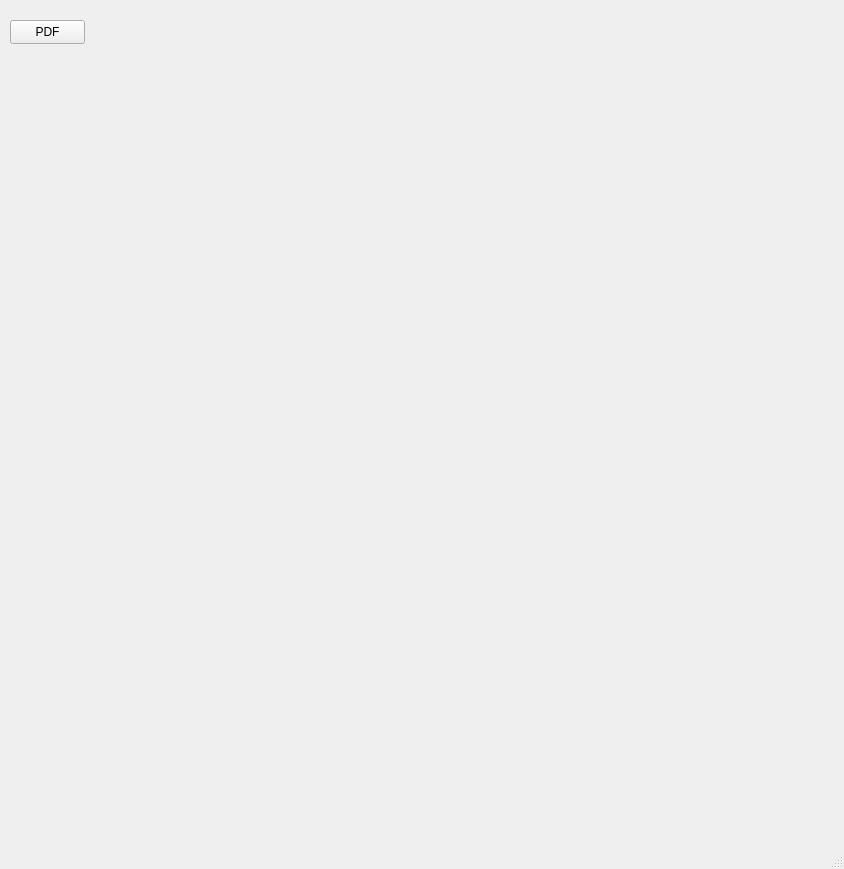
Old version of the form src/ui/kpi.ui in the repository Aleks512/Global-Sales-Dashboard.
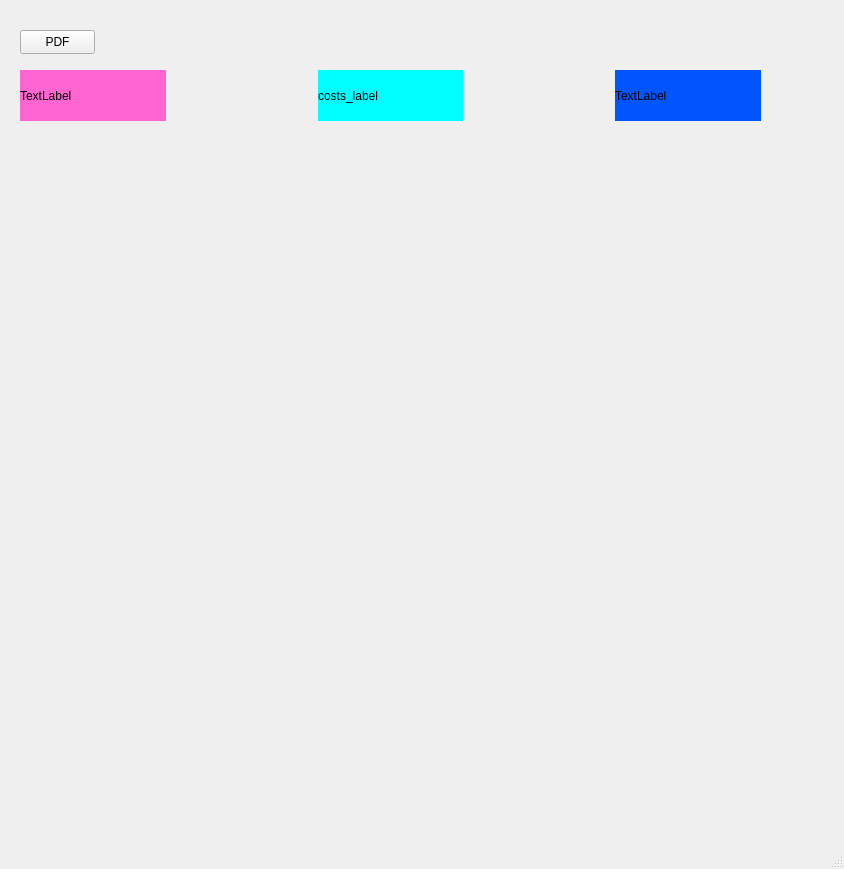
New version of the form.

```diff
--- a/src/ui/kpi.ui
+++ b/src/ui/kpi.ui
@@ -17,8 +17,8 @@
    <widget class="QPushButton" name="pushButton">
     <property name="geometry">
      <rect>
-      <x>10</x>
-      <y>20</y>
+      <x>20</x>
+      <y>30</y>
       <width>75</width>
       <height>24</height>
      </rect>
@@ -27,6 +27,118 @@
      <string>PDF</string>
     </property>
    </widget>
+   <widget class="QWidget" name="layoutWidget">
+    <property name="geometry">
+     <rect>
+      <x>20</x>
+      <y>70</y>
+      <width>741</width>
+      <height>51</height>
+     </rect>
+    </property>
+    <layout class="QHBoxLayout" name="horizontalLayout">
+     <item>
+      <widget class="QLabel" name="label">
+       <property name="sizePolicy">
+        <sizepolicy hsizetype="Expanding" vsizetype="Expanding">
+         <horstretch>0</horstretch>
+         <verstretch>0</verstretch>
+        </sizepolicy>
+       </property>
+       <property name="styleSheet">
+        <string notr="true">background-color: rgb(255, 101, 209);
+font: 700 12pt &quot;Segoe UI&quot;;
+color: rgb(0, 0, 0);</string>
+       </property>
+       <property name="text">
+        <string>TextLabel</string>
+       </property>
+      </widget>
+     </item>
+     <item>
+      <spacer name="horizontalSpacer_2">
+       <property name="orientation">
+        <enum>Qt::Orientation::Horizontal</enum>
+       </property>
+       <property name="sizeHint" stdset="0">
+        <size>
+         <width>40</width>
+         <height>20</height>
+        </size>
+       </property>
+      </spacer>
+     </item>
+     <item>
+      <widget class="QLabel" name="label_2">
+       <property name="sizePolicy">
+        <sizepolicy hsizetype="Expanding" vsizetype="Expanding">
+         <horstretch>0</horstretch>
+         <verstretch>0</verstretch>
+        </sizepolicy>
+       </property>
+       <property name="styleSheet">
+        <string notr="true">background-color: rgb(0, 255, 255);
+font: 700 12pt &quot;Segoe UI&quot;;
+color: rgb(0, 0, 0);</string>
+       </property>
+       <property name="text">
+        <string>costs_label</string>
+       </property>
+      </widget>
+     </item>
+     <item>
+      <spacer name="horizontalSpacer">
+       <property name="orientation">
+        <enum>Qt::Orientation::Horizontal</enum>
+       </property>
+       <property name="sizeHint" stdset="0">
+        <size>
+         <width>40</width>
+         <height>20</height>
+        </size>
+       </property>
+      </spacer>
+     </item>
+     <item>
+      <widget class="QLabel" name="label_3">
+       <property name="sizePolicy">
+        <sizepolicy hsizetype="Expanding" vsizetype="Expanding">
+         <horstretch>0</horstretch>
+         <verstretch>0</verstretch>
+        </sizepolicy>
+       </property>
+       <property name="styleSheet">
+        <string notr="true">background-color: rgb(0, 85, 255);
+font: 700 12pt &quot;Segoe UI&quot;;
+color: rgb(0, 0, 0);</string>
+       </property>
+       <property name="text">
+        <string>TextLabel</string>
+       </property>
+      </widget>
+     </item>
+    </layout>
+   </widget>
+   <widget class="QWidget" name="country_wdg" native="true">
+    <property name="geometry">
+     <rect>
+      <x>40</x>
+      <y>190</y>
+      <width>441</width>
+      <height>211</height>
+     </rect>
+    </property>
+   </widget>
+   <widget class="QWidget" name="date_wdg" native="true">
+    <property name="geometry">
+     <rect>
+      <x>40</x>
+      <y>470</y>
+      <width>441</width>
+      <height>271</height>
+     </rect>
+    </property>
+   </widget>
   </widget>
   <widget class="QMenuBar" name="menubar">
    <property name="geometry">
```
